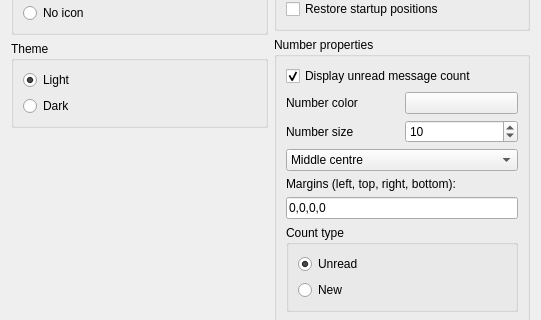
Above: app/SysTray-X/preferences.ui from Ximi1970/systray-x before the change; both pictures show x 0 to 541 and y 305 to 625 of the 541 by 768 pixel window. Below: the same form after it.
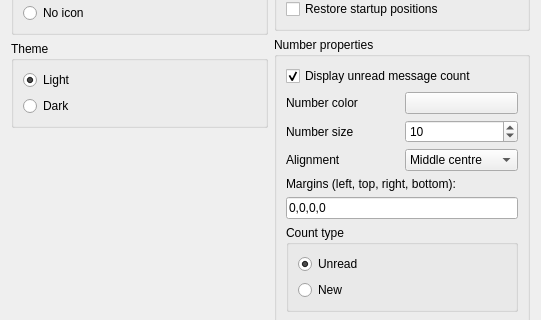
That is the form after the change. Icons and pictures are not drawn.

Diff of the .ui file:
```diff
--- a/app/SysTray-X/preferences.ui
+++ b/app/SysTray-X/preferences.ui
@@ -492,6 +492,15 @@
            </layout>
           </item>
           <item>
+           <layout class="QHBoxLayout" name="horizontalLayout_9">
+            <item>
+             <widget class="QLabel" name="numberAlignmentLabel">
+              <property name="text">
+               <string>Alignment</string>
+              </property>
+             </widget>
+            </item>
+            <item>
            <widget class="QComboBox" name="numberAlignmentComboBox">
             <property name="currentIndex">
              <number>4</number>
@@ -543,6 +552,8 @@
             </item>
            </widget>
           </item>
+           </layout>
+          </item>
           <item>
            <widget class="QLabel" name="numberMarginsLabel">
             <property name="text">
```
Left out of the diff: 6 changed lines with no effect on the pictures. Lines whose indentation alone changed are shown as unchanged.
